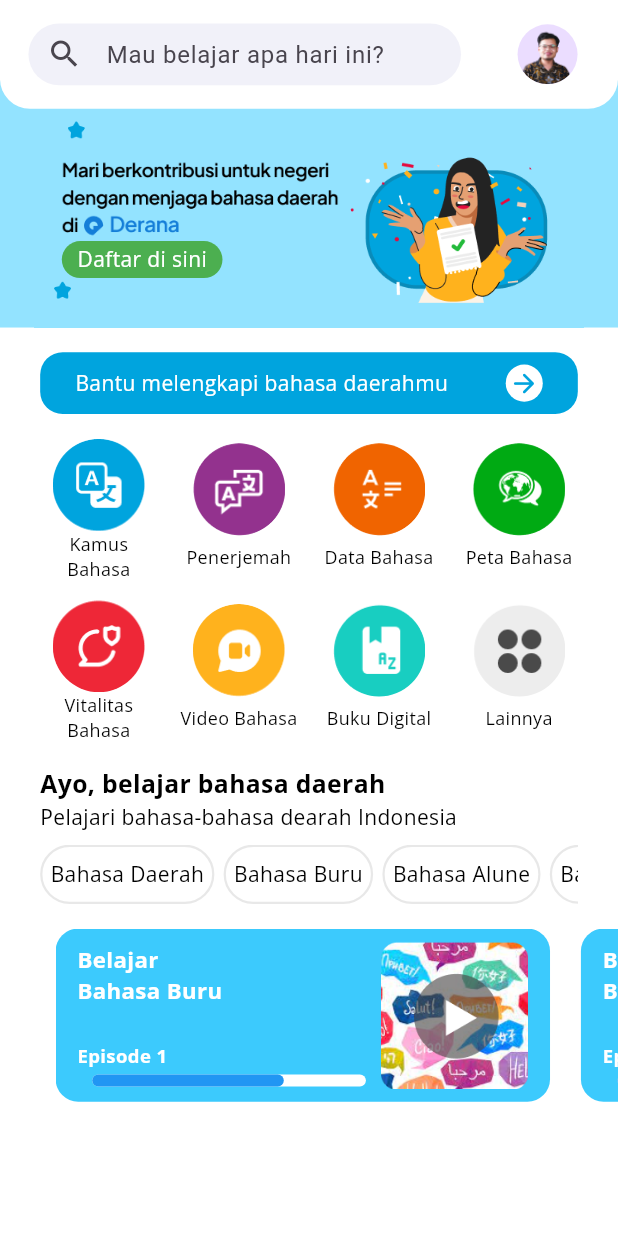
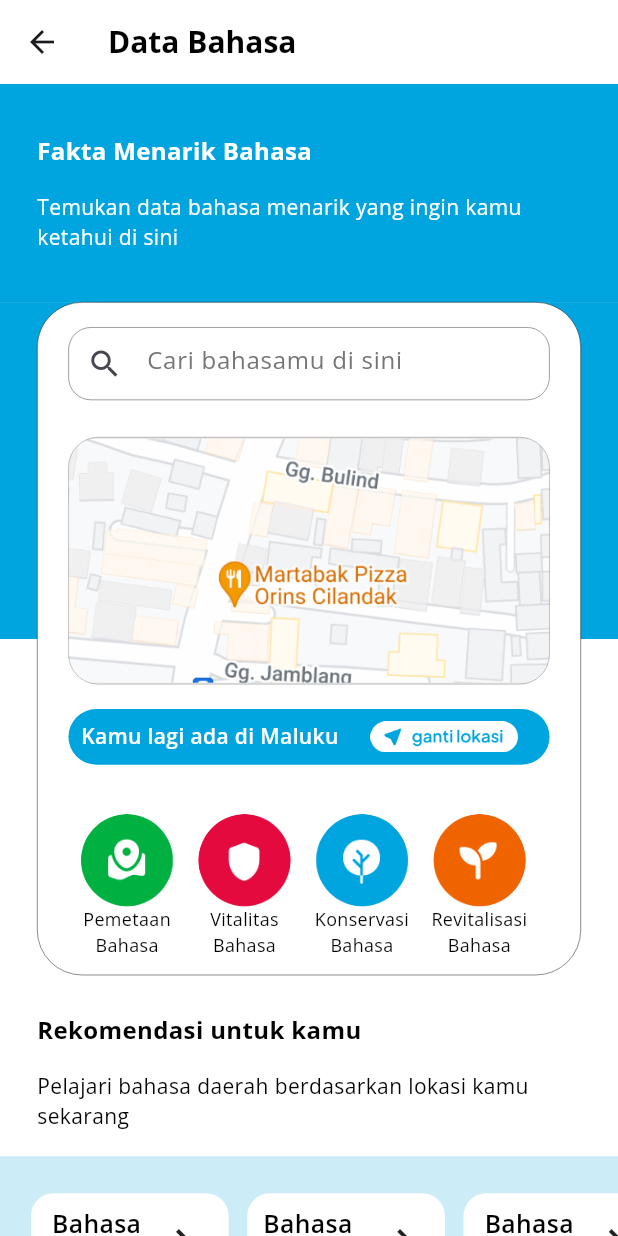
Before and after one commit to AhmadAsroruddin/Derana, a Flutter app: the BerandaPage screen opened directly, after a tap on "Data Bahasa", on a phone screen of 412 x 824 dp. Run offline on Flutter 3.47's test engine with Material 3 defaults, Android fonts, the phone set to English and light mode, and no system bars; drawn by our look-alikes of percent_indicator; our stand-ins replace flutter_bloc, font_awesome_flutter, get_it, google_fonts, persistent_bottom_nav_bar, shared_preferences and 1 more; accounts and stored records are empty.

Commit message:
[UI] data bahasa

```diff
--- a/lib/presentation/pages/beranda/beranda_page.dart
+++ b/lib/presentation/pages/beranda/beranda_page.dart
@@ -1,3 +1,4 @@
+import 'package:derana_multipart/presentation/pages/data_bahasa/data_bahasa.dart';
 import 'package:derana_multipart/presentation/pages/form/form_page.dart';
 import 'package:derana_multipart/presentation/pages/kamus_bahasa/kamus_bahasa.dart';
 import 'package:derana_multipart/presentation/pages/penerjemah/penerjemah_page.dart';
@@ -193,7 +194,13 @@ class _BerandaPageState extends State<BerandaPage> {
                                 ),
                                 FeatureWidget(
                                   onTap: () {
-                                    print("data bahasa");
+                                    PersistentNavBarNavigator.pushNewScreen(
+                                      context,
+                                      screen: const DataBahasaPage(),
+                                      withNavBar: false,
+                                      pageTransitionAnimation:
+                                          PageTransitionAnimation.cupertino,
+                                    );
                                   },
                                   image: "data_bahasa",
                                   name: "Data Bahasa",
--- /dev/null
+++ b/lib/presentation/pages/data_bahasa/data_bahasa.dart
@@ -0,0 +1,325 @@
+import 'package:derana_multipart/presentation/shared/const.dart';
+import 'package:derana_multipart/presentation/shared/feature_widget.dart';
+import 'package:derana_multipart/presentation/shared/theme.dart';
+import 'package:flutter/material.dart';
+
+import '../belajar/belajar_page.dart';
+import '../temukan/temukan_bahasa_card.dart';
+
+class DataBahasaPage extends StatefulWidget {
+  const DataBahasaPage({super.key});
+
+  @override
+  State<DataBahasaPage> createState() => _DataBahasaPageState();
+}
+
+class _DataBahasaPageState extends State<DataBahasaPage> {
+  TextEditingController searchController = TextEditingController();
+  @override
+  Widget build(BuildContext context) {
+    return Scaffold(
+      backgroundColor: whiteColor,
+      appBar: AppBar(
+        backgroundColor: whiteColor,
+        title: Text(
+          "Data Bahasa",
+          style: blackTextStyle.copyWith(fontWeight: bold, fontSize: 20),
+        ),
+      ),
+      body: SingleChildScrollView(
+        child: Column(
+          crossAxisAlignment: CrossAxisAlignment.start,
+          children: <Widget>[
+            Container(
+              width: deviceWidth,
+              padding: EdgeInsets.symmetric(
+                  horizontal: deviceWidth * 0.06,
+                  vertical: deviceHeight * 0.04),
+              color: primaryColor,
+              child: Column(
+                crossAxisAlignment: CrossAxisAlignment.start,
+                children: <Widget>[
+                  Text(
+                    "Fakta Menarik Bahasa",
+                    style: whiteTextStyle.copyWith(
+                      fontWeight: bold,
+                      fontSize: 16,
+                    ),
+                  ),
+                  SizedBox(
+                    height: deviceHeight * 0.02,
+                  ),
+                  Text(
+                    "Temukan data bahasa menarik yang ingin kamu ketahui di sini",
+                    style: whiteTextStyle.copyWith(
+                      fontSize: 14,
+                    ),
+                  )
+                ],
+              ),
+            ),
+            Container(
+              width: deviceWidth,
+              padding: EdgeInsets.symmetric(horizontal: deviceWidth * 0.06),
+              decoration: const BoxDecoration(
+                gradient: LinearGradient(
+                  colors: [
+                    Color.fromRGBO(0, 164, 222, 1),
+                    Color.fromRGBO(255, 255, 255, 1)
+                  ],
+                  stops: [.5, .5],
+                  begin: Alignment.topCenter,
+                  end: Alignment.bottomCenter,
+                ),
+              ),
+              //BOX IN THE MIDDLE
+              child: Container(
+                padding: EdgeInsets.symmetric(
+                  horizontal: deviceWidth * 0.05,
+                  vertical: deviceHeight * 0.02,
+                ),
+                width: deviceWidth,
+                decoration: BoxDecoration(
+                  color: whiteColor,
+                  borderRadius: BorderRadius.circular(30),
+                  border: Border.all(width: .3),
+                ),
+                child: Column(
+                  children: <Widget>[
+                    //SEARCHING WIDGET
+                    Container(
+                      decoration: BoxDecoration(
+                        borderRadius: BorderRadius.circular(15),
+                        border: Border.all(width: .25),
+                      ),
+                      child: TextField(
+                        controller: searchController,
+                        decoration: InputDecoration(
+                          prefixIcon: const Icon(Icons.search),
+                          border: InputBorder.none,
+                          hintText: "Cari bahasamu di sini",
+                          hintStyle: greyFormTextStyle,
+                          contentPadding: EdgeInsets.symmetric(
+                            vertical: deviceHeight * 0.012,
+                          ),
+                        ),
+                      ),
+                    ),
+                    SizedBox(
+                      height: deviceHeight * 0.03,
+                    ),
+                    //MAP
+                    Container(
+                      width: deviceWidth,
+                      height: deviceHeight * 0.2,
+                      decoration: BoxDecoration(
+                        borderRadius: BorderRadius.circular(20),
+                        border: Border.all(width: .15),
+                        image: const DecorationImage(
+                          image: AssetImage(
+                            "assets/image/map_databahasa.png",
+                          ),
+                          fit: BoxFit.cover,
+                        ),
+                      ),
+                    ),
+                    SizedBox(
+                      height: deviceHeight * 0.02,
+                    ),
+                    //LOCATION
+                    Container(
+                      width: deviceWidth,
+                      padding: EdgeInsets.symmetric(
+                        vertical: deviceHeight * 0.01,
+                        horizontal: deviceWidth * 0.01,
+                      ),
+                      decoration: BoxDecoration(
+                        borderRadius: BorderRadius.circular(30),
+                        color: primaryColor,
+                      ),
+                      child: Row(
+                        mainAxisAlignment: MainAxisAlignment.spaceAround,
+                        children: <Widget>[
+                          Text(
+                            "Kamu lagi ada di Maluku",
+                            style: whiteTextStyle.copyWith(
+                              fontSize: 14,
+                              fontWeight: semiBold,
+                            ),
+                          ),
+                          Container(
+                            width: deviceWidth * 0.3,
+                            height: deviceHeight * 0.025,
+                            decoration: const BoxDecoration(
+                              image: DecorationImage(
+                                image: AssetImage(
+                                  "assets/image/ganti_lokasi.png",
+                                ),
+                              ),
+                            ),
+                          )
+                        ],
+                      ),
+                    ),
+                    SizedBox(
+                      height: deviceHeight * 0.04,
+                    ),
+                    //LIST FEATURE
+                    Row(
+                      children: <Widget>[
+                        FeatureWidget(
+                          image: "pemetaan_bahasa",
+                          name: "Pemetaan Bahasa",
+                          onTap: () {},
+                        ),
+                        FeatureWidget(
+                          image: "vitalitas_bahasa",
+                          name: "Vitalitas Bahasa",
+                          onTap: () {},
+                        ),
+                        FeatureWidget(
+                          image: "konservasi_bahasa",
+                          name: "Konservasi Bahasa",
+                          onTap: () {},
+                        ),
+                        FeatureWidget(
+                          image: "revitaslisasi_bahasa",
+                          name: "Revitalisasi Bahasa",
+                          onTap: () {},
+                        ),
+                      ],
+                    )
+                  ],
+                ),
+              ),
+            ),
+            SizedBox(
+              height: deviceHeight * 0.03,
+            ),
+            //END OF BOX
+            Padding(
+              padding: EdgeInsets.symmetric(horizontal: deviceWidth * 0.06),
+              child: Text(
+                "Rekomendasi untuk kamu",
+                style: blackTextStyle.copyWith(
+                  fontSize: 16,
+                  fontWeight: bold,
+                ),
+              ),
+            ),
+            Padding(
+              padding: EdgeInsets.symmetric(
+                  horizontal: deviceWidth * 0.06,
+                  vertical: deviceHeight * 0.02),
+              child: Text(
+                "Pelajari bahasa daerah berdasarkan lokasi kamu sekarang",
+                style: blackTextStyle.copyWith(
+                  fontSize: 14,
+                ),
+              ),
+            ),
+            //BAHASA ROW
+            Container(
+              margin: EdgeInsets.only(bottom: deviceHeight * 0.02),
+              padding: EdgeInsets.only(
+                left: deviceWidth * 0.05,
+                top: deviceHeight * 0.03,
+                bottom: deviceHeight * 0.03,
+              ),
+              width: deviceWidth,
+              color: const Color.fromRGBO(0, 164, 222, .2),
+              child: SingleChildScrollView(
+                scrollDirection: Axis.horizontal,
+                child: Row(
+                  children: <Widget>[
+                    const TemukanBahasaCard(
+                      bahasa: "Alune",
+                      color: Colors.blue,
+                    ),
+                    const TemukanBahasaCard(
+                      bahasa: "Ambalau",
+                      color: Colors.orange,
+                    ),
+                    TemukanBahasaCard(
+                      bahasa: "Buru",
+                      color: redColor,
+                    )
+                  ],
+                ),
+              ), // Atur lebar menjadi lebar penuh
+            ),
+            //BERDASARKAN PROVINSI
+            Container(
+              padding: EdgeInsets.only(
+                left: deviceWidth * 0.06,
+                top: deviceHeight * 0.01,
+              ),
+              child: Text(
+                "Bahasa daerah berdasarkan provinsi",
+                style: blackTextStyle.copyWith(
+                  fontWeight: bold,
+                  fontSize: 16,
+                ),
+              ),
+            ),
+            Padding(
+              padding: EdgeInsets.only(
+                left: deviceWidth * 0.06,
+                bottom: deviceHeight * 0.01,
+                top: deviceHeight * 0.02,
+              ),
+              child: Text(
+                "Temukan bahasa daerah yang ingin kamu\npelajari berdasarkan provinsi di Indonesia",
+                style: blackTextStyle.copyWith(
+                  fontSize: 14,
+                ),
+              ),
+            ),
+            Padding(
+              padding: EdgeInsets.only(
+                left: deviceWidth * 0.06,
+                top: deviceHeight * 0.03,
+                bottom: deviceHeight * 0.03,
+              ),
+              child: const SingleChildScrollView(
+                scrollDirection: Axis.horizontal,
+                child: Row(
+                  children: <Widget>[
+                    ProvinceCard(
+                      logoPath: "jakarta",
+                      provinceName: "DKI Jakarta",
+                      pulauName: "Jawa",
+                    ),
+                    ProvinceCard(
+                      logoPath: "jabar",
+                      provinceName: "Jawa Barat",
+                      pulauName: "Jawa",
+                    ),
+                    ProvinceCard(
+                        logoPath: "jatim",
+                        provinceName: "Jawa Timur",
+                        pulauName: "Jawa"),
+                    ProvinceCard(
+                      logoPath: "jateng",
+                      provinceName: "Jawa Tengah",
+                      pulauName: "Jawa",
+                    ),
+                    ProvinceCard(
+                      logoPath: "banten",
+                      provinceName: "Banten",
+                      pulauName: "Banten",
+                    ),
+                    ProvinceCard(
+                        logoPath: "aceh",
+                        provinceName: "Aceh",
+                        pulauName: "Sumatera")
+                  ],
+                ),
+              ),
+            )
+          ],
+        ),
+      ),
+    );
+  }
+}
--- a/lib/presentation/pages/penerjemah/penerjemah_page.dart
+++ b/lib/presentation/pages/penerjemah/penerjemah_page.dart
@@ -221,7 +221,7 @@ class _PenerjemahPageState extends State<PenerjemahPage> {
                       decoration: BoxDecoration(
                         borderRadius: BorderRadius.circular(25),
                         color: primaryColor,
-                        image: DecorationImage(
+                        image: const DecorationImage(
                           image: AssetImage(
                             "assets/image/swap.png",
                           ),
```
Also changed, not shown: assets/image/ganti_lokasi.png (added), assets/image/konservasi_bahasa.png (added), assets/image/map_databahasa.png (added), assets/image/pemetaan_bahasa.png (added), assets/image/revitaslisasi_bahasa.png (added), assets/image/vitalitas_bahasa.png.
